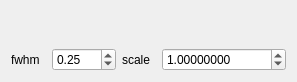
Before: the Qt Designer form hexrd/ui/resources/ui/azimuthal_overlay_editor.ui in HEXRD/hexrdgui, drawn with Qt 5.
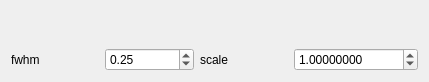
After: the same form once the commit is applied. Custom widgets are drawn as their Qt base class.

```diff
--- a/hexrd/ui/resources/ui/azimuthal_overlay_editor.ui
+++ b/hexrd/ui/resources/ui/azimuthal_overlay_editor.ui
@@ -6,7 +6,7 @@
    <rect>
     <x>0</x>
     <y>0</y>
-    <width>297</width>
+    <width>429</width>
     <height>82</height>
    </rect>
   </property>
@@ -76,18 +76,18 @@
        <property name="keyboardTracking">
         <bool>false</bool>
        </property>
-       <property name="maximum">
-        <number>1000000000</number>
-       </property>
-       <property name="singleStep">
-        <number>1</number>
-       </property>
-       <property name="value">
-        <number>1</number>
-       </property>
-       <property name="decimals" stdset="0">
+       <property name="decimals">
         <number>8</number>
        </property>
+       <property name="maximum">
+        <double>1000000000.000000000000000</double>
+       </property>
+       <property name="singleStep">
+        <double>0.100000000000000</double>
+       </property>
+       <property name="value">
+        <double>1.000000000000000</double>
+       </property>
       </widget>
      </item>
     </layout>
```
Left out of the diff: 2 changed lines with no effect on the pictures.
